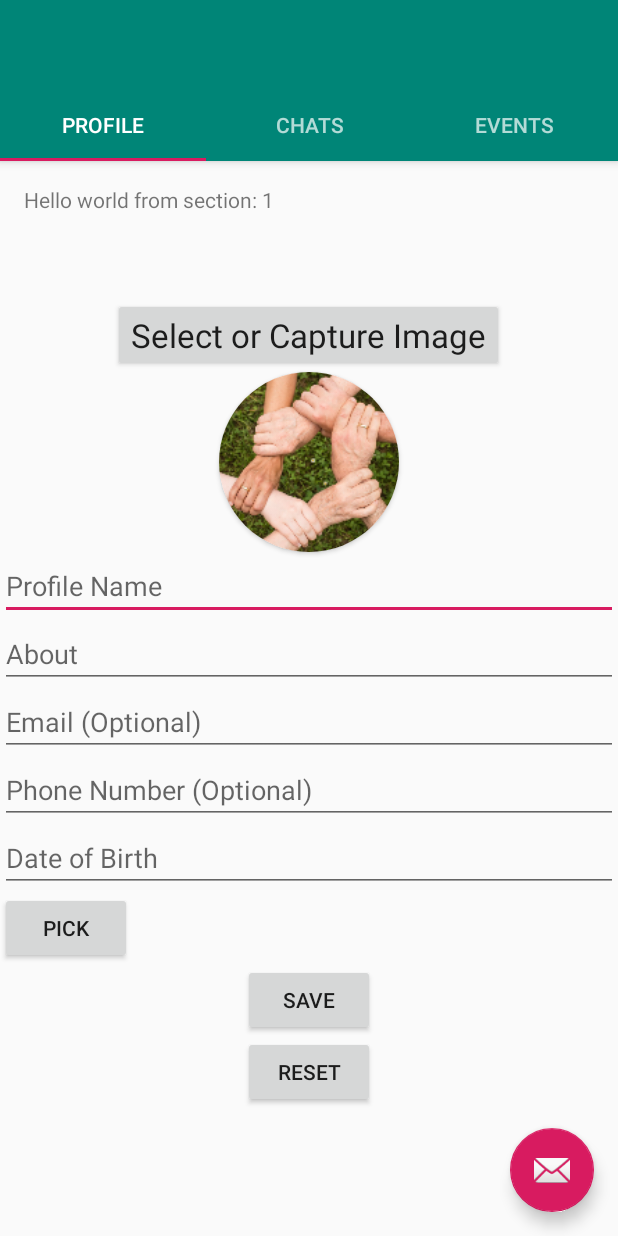
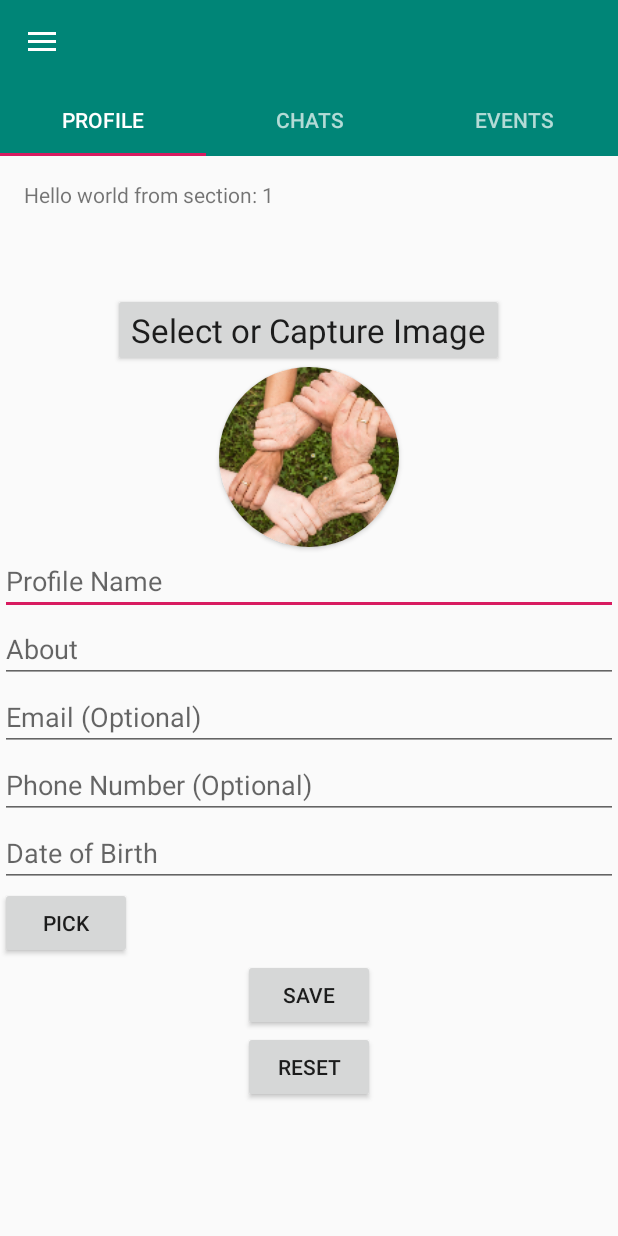
Before and after one commit to annai-high-tech/PasituPusi, an Android app: the screen it shows after launch once a user with an empty profile is signed in (MainActivity), on a phone screen of 412 x 824 dp. Run offline under Robolectric (Android 15) with nearby library versions, the phone set to English and light mode, and no system bars; our stand-ins replace Firebase (no records; nobody signed in at launch, a user with empty details on screens opened directly); libraries missing offline, so code that uses them is left out: com.google.firestore.v1.

Commit message:
Drawer menus added

```diff
--- a/app/src/main/java/com/aht/business/kirti/pasitupusi/ui/main/MainActivity.java
+++ b/app/src/main/java/com/aht/business/kirti/pasitupusi/ui/main/MainActivity.java
@@ -7,12 +7,19 @@ import com.aht.business.kirti.pasitupusi.R;
 import com.aht.business.kirti.pasitupusi.ui.login.LoginMainActivity;
 import com.aht.business.kirti.pasitupusi.ui.login.LoginType;
 import com.google.android.material.floatingactionbutton.FloatingActionButton;
+import com.google.android.material.navigation.NavigationView;
 import com.google.android.material.snackbar.Snackbar;
 import com.google.android.material.tabs.TabLayout;
 
+import androidx.annotation.NonNull;
+import androidx.appcompat.app.ActionBarDrawerToggle;
+import androidx.appcompat.widget.Toolbar;
+import androidx.core.view.GravityCompat;
+import androidx.drawerlayout.widget.DrawerLayout;
 import androidx.viewpager.widget.ViewPager;
 import androidx.appcompat.app.AppCompatActivity;
 
+import android.view.MenuItem;
 import android.view.View;
 import android.view.Window;
 import android.widget.Button;
@@ -30,6 +37,19 @@ public class MainActivity extends AppCompatActivity {
         setContentView(R.layout.activity_main);
 
         logoutButton = findViewById(R.id.buttonSignOut);
+
+
+        Toolbar toolbar = findViewById(R.id.toolbar);
+        setSupportActionBar(toolbar);
+
+        DrawerLayout drawer = findViewById(R.id.drawer_layout);
+        NavigationView navigationView = findViewById(R.id.nav_view);
+        ActionBarDrawerToggle toggle = new ActionBarDrawerToggle(
+                this, drawer, toolbar, R.string.navigation_drawer_open, R.string.navigation_drawer_close);
+        drawer.addDrawerListener(toggle);
+        toggle.syncState();
+        navigationView.setNavigationItemSelectedListener(mOnNavigationItemSelectedListener);
+
 
         SectionsPagerAdapter sectionsPagerAdapter = new SectionsPagerAdapter(this, getSupportFragmentManager());
         ViewPager viewPager = findViewById(R.id.view_pager);
@@ -61,18 +81,54 @@ public class MainActivity extends AppCompatActivity {
 
     }
 
+    private void signOut() {
+
+        FirebaseAuth.getInstance().signOut();
+
+        Intent mainPage = new Intent(MainActivity.this, LoginMainActivity.class);
+        MainActivity.this.finish();
+        MainActivity.this.startActivity(mainPage);
+
+    }
     View.OnClickListener mOnClickSignoutListener = new View.OnClickListener() {
         @Override
         public void onClick(View view) {
 
-            FirebaseAuth.getInstance().signOut();
-
-            Intent mainPage = new Intent(MainActivity.this, LoginMainActivity.class);
-            MainActivity.this.finish();
-            MainActivity.this.startActivity(mainPage);
+            signOut();
 
         }
     };
 
+    private NavigationView.OnNavigationItemSelectedListener mOnNavigationItemSelectedListener
+            = new NavigationView.OnNavigationItemSelectedListener() {
+        @Override
+        public boolean onNavigationItemSelected(@NonNull MenuItem menuItem) {
+
+            processMenuItem(menuItem);
+
+            DrawerLayout drawer = findViewById(R.id.drawer_layout);
+            drawer.closeDrawer(GravityCompat.START);
+            return true;
+        }
+    };
+
+    private boolean processMenuItem(@NonNull MenuItem menuItem) {
+
+        switch (menuItem.getItemId()) {
+            case R.id.nav_logout:
+                signOut();
+                break;
+
+            case R.id.nav_profile:
+                //changeFragments(new ScientificCalculatorFragment(selectedTheme));
+                break;
+
+            default:
+                break;
+        }
+
+        return true;
+    }
+
 
 }
--- a/app/src/main/res/layout/activity_main.xml
+++ b/app/src/main/res/layout/activity_main.xml
@@ -1,25 +1,45 @@
 <?xml version="1.0" encoding="utf-8"?>
-<androidx.coordinatorlayout.widget.CoordinatorLayout xmlns:android="http://schemas.android.com/apk/res/android"
+<androidx.drawerlayout.widget.DrawerLayout xmlns:android="http://schemas.android.com/apk/res/android"
     xmlns:app="http://schemas.android.com/apk/res-auto"
     xmlns:tools="http://schemas.android.com/tools"
+    android:id="@+id/drawer_layout"
     android:layout_width="match_parent"
     android:layout_height="match_parent"
     tools:context=".ui.main.MainActivity">
+
+    <com.google.android.material.floatingactionbutton.FloatingActionButton
+        android:id="@+id/fab"
+        android:layout_width="wrap_content"
+        android:layout_height="wrap_content"
+        android:layout_gravity="bottom|end"
+        android:layout_marginStart="@dimen/fab_margin"
+        android:layout_marginTop="@dimen/fab_margin"
+        android:layout_marginEnd="@dimen/fab_margin"
+        android:layout_marginBottom="@dimen/fab_margin"
+        app:srcCompat="@android:drawable/ic_dialog_email" />
+
+    <RelativeLayout
+        android:layout_width="match_parent"
+        android:layout_height="wrap_content">
+
+        <RelativeLayout
+            android:id="@+id/header"
+            android:layout_width="match_parent"
+            android:layout_height="wrap_content"
+            android:layout_alignParentTop="true"
+            android:gravity="center" >
 
             <com.google.android.material.appbar.AppBarLayout
                 android:layout_width="match_parent"
                 android:layout_height="wrap_content"
                 android:theme="@style/AppTheme.AppBarOverlay">
 
-        <TextView
-            android:id="@+id/title"
-            android:layout_width="wrap_content"
-            android:layout_height="wrap_content"
-            android:gravity="center"
-            android:minHeight="?actionBarSize"
-            android:padding="@dimen/appbar_padding"
-            android:text="@string/app_name"
-            android:textAppearance="@style/TextAppearance.Widget.AppCompat.Toolbar.Title" />
+                <androidx.appcompat.widget.Toolbar
+                    android:id="@+id/toolbar"
+                    android:layout_width="match_parent"
+                    android:layout_height="?attr/actionBarSize"
+                    android:background="?attr/colorPrimary"
+                    app:popupTheme="@style/AppTheme.PopupOverlay" />
 
                 <com.google.android.material.tabs.TabLayout
                     android:id="@+id/tabs"
@@ -36,18 +56,36 @@
 
             </com.google.android.material.appbar.AppBarLayout>
 
+        </RelativeLayout>
+
+        <RelativeLayout
+            android:id="@+id/content"
+            android:layout_width="fill_parent"
+            android:layout_height="fill_parent"
+            android:layout_below="@id/header"
+            android:gravity="center">
+
             <androidx.viewpager.widget.ViewPager
                 android:id="@+id/view_pager"
                 android:layout_width="match_parent"
                 android:layout_height="match_parent"
                 app:layout_behavior="@string/appbar_scrolling_view_behavior" />
 
-    <com.google.android.material.floatingactionbutton.FloatingActionButton
-        android:id="@+id/fab"
+
+        </RelativeLayout>
+
+    </RelativeLayout>
+
+    <com.google.android.material.navigation.NavigationView
+        android:id="@+id/nav_view"
         android:layout_width="wrap_content"
-        android:layout_height="wrap_content"
-        android:layout_gravity="bottom|end"
-        android:layout_margin="@dimen/fab_margin"
-        app:srcCompat="@android:drawable/ic_dialog_email" />
+        android:layout_height="match_parent"
+        android:layout_gravity="start"
+        android:fitsSystemWindows="true"
+        android:maxWidth="200dp"
+        app:headerLayout="@layout/nav_header_main"
+        app:menu="@menu/menu_drawer">
 
-</androidx.coordinatorlayout.widget.CoordinatorLayout>
+    </com.google.android.material.navigation.NavigationView>
+
+</androidx.drawerlayout.widget.DrawerLayout>
--- /dev/null
+++ b/app/src/main/res/menu/menu_drawer.xml
@@ -0,0 +1,55 @@
+<?xml version="1.0" encoding="utf-8"?>
+<menu xmlns:android="http://schemas.android.com/apk/res/android"
+    xmlns:tools="http://schemas.android.com/tools">
+
+    <item
+        android:id="@+id/nav_profile"
+        android:title="Profile" />
+
+    <item
+        android:id="@+id/nav_logout"
+        android:title="Logout" />
+
+    <item android:title="Calculator" >
+        <menu>
+            <group android:checkableBehavior="single">
+                <item
+                    android:id="@+id/nav_calc_basic"
+                    android:title="Basic Calculator" />
+                <item
+                    android:id="@+id/nav_calc_scien"
+                    android:title="Scientific Calculator" />
+                <item
+                    android:id="@+id/nav_calc_bin"
+                    android:title="Binary Calculator" />
+            </group>
+        </menu>
+    </item>
+
+    <item android:title="Converter" >
+        <menu>
+            <group android:checkableBehavior="single">
+                <item
+                    android:id="@+id/nav_conv_adv"
+                    android:title="Currency Converter" />
+                <item
+                    android:id="@+id/nav_conv_basic"
+                    android:title="Basic Converter" />
+           </group>
+        </menu>
+    </item>
+
+    <item android:title="Banking" >
+        <menu>
+            <group android:checkableBehavior="single">
+                <item
+                    android:id="@+id/nav_bank_basic"
+                    android:title="Interest Calculator" />
+                <item
+                    android:id="@+id/nav_bank_emi"
+                    android:title="EMI Calculator" />
+            </group>
+        </menu>
+    </item>
+
+</menu>
--- a/app/src/main/res/values/strings.xml
+++ b/app/src/main/res/values/strings.xml
@@ -33,5 +33,9 @@
     <string name="tab_text_1">Profile</string>
     <string name="tab_text_2">Chats</string>
     <string name="tab_text_3">Events</string>
-    <string name="tab_text_4">Tab 2</string>
+
+
+    <string name="navigation_drawer_open">Open navigation drawer</string>
+    <string name="navigation_drawer_close">Close navigation drawer</string>
+
 </resources>
```
Also changed, not shown: app/src/main/res/drawable/side_nav_bar.xml (added, +9 -0 lines), app/src/main/res/layout/nav_header_main.xml (added, +68 -0 lines), app/src/main/res/menu/menu_main.xml (added, +10 -0 lines). Lines whose indentation alone changed are shown as unchanged.
